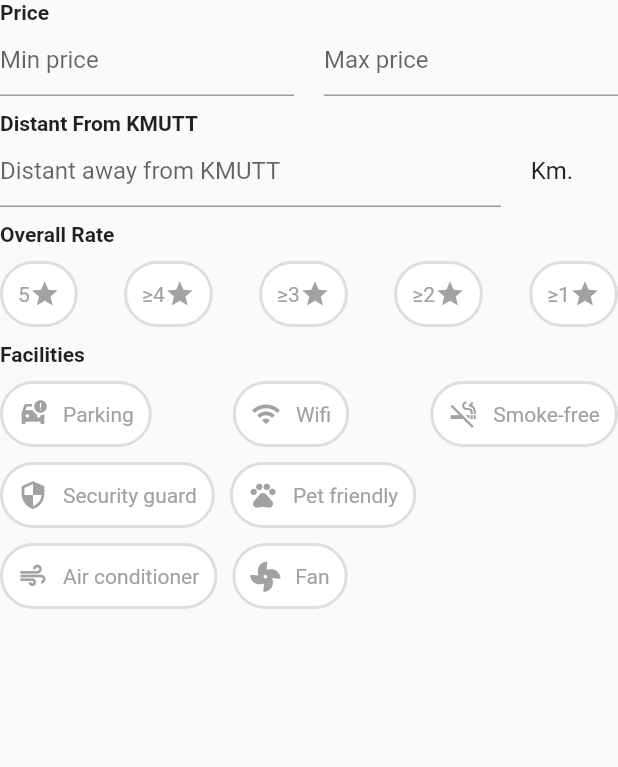
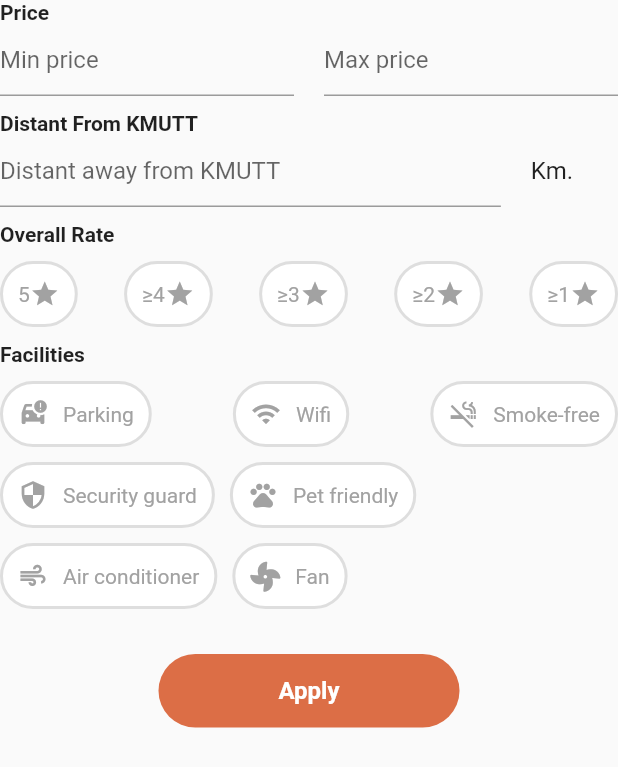
Before and after one commit to KNattawat89/ModDormy, a Flutter app: the FilterForm widget shown alone on an empty page, opened directly, on a phone screen of 412 x 824 dp. Shown: the top 767 px of the screen. Run offline on Flutter 3.47's test engine with Material 2 defaults, Android fonts, the phone set to English and light mode, and no system bars; our stand-ins replace dio, firebase_auth, firebase_core, flutter_rating_bar, fluttericon, image_picker; missing offline and left inert: flutter_platform_alert; accounts and stored records are empty; network calls fail.

```diff
--- /dev/null
+++ b/lib/models/FilterController.dart
@@ -0,0 +1,22 @@
+import 'package:flutter/material.dart';
+
+class FilterTextEditingController {
+  final TextEditingController minPriceController = TextEditingController();
+  final TextEditingController maxPriceController = TextEditingController();
+  final TextEditingController distantController = TextEditingController();
+
+  String get firstName => minPriceController.text;
+  set firstName(String value) => minPriceController.text = value;
+
+  String get distant => distantController.text;
+  set distant(String value) => distantController.text = value;
+
+  String get lastName => maxPriceController.text;
+  set lastName(String value) => maxPriceController.text = value;
+
+  void dispose() {
+    minPriceController.dispose();
+    maxPriceController.dispose();
+    distantController.dispose();
+  }
+}
--- /dev/null
+++ b/lib/models/filter_item.dart
@@ -0,0 +1,16 @@
+import 'package:flutter/material.dart';
+
+class FilterItem {
+  int minPrice;
+  int maxPrice;
+  double distant;
+  String overallRating;
+  List<String> facilities;
+  FilterItem({
+    required this.minPrice,
+    required this.maxPrice,
+    required this.distant,
+    required this.overallRating,
+    required this.facilities
+});
+}
--- a/lib/widgets/filter_form.dart
+++ b/lib/widgets/filter_form.dart
@@ -1,4 +1,6 @@
 import 'package:flutter/material.dart';
+import 'package:moddormy_flutter/models/FilterController.dart';
+import 'package:moddormy_flutter/models/filter_item.dart';
 import 'package:moddormy_flutter/widgets/CustomTextFormField.dart';
 import 'package:moddormy_flutter/widgets/filter_facility.dart';
 import 'package:moddormy_flutter/widgets/rate_in_filter.dart';
@@ -15,8 +17,13 @@ class FilterForm extends StatefulWidget {
 
 class _FilterFormState extends State<FilterForm> {
   final _formKey = GlobalKey<FormState>();
+  final FilterTextEditingController controller = FilterTextEditingController();
+  List<String> facilities = [];
+  String rating = '';
   bool rate = false;
   bool isSelect = false;
+  FilterItem filterItem = FilterItem(
+      minPrice: 0, maxPrice: 0, distant: 0, overallRating: "0", facilities: []);
 
   void selectRate() {
     setState(() {
@@ -31,8 +38,15 @@ class _FilterFormState extends State<FilterForm> {
   }
 
   @override
+  void dispose() {
+    controller.dispose();
+    super.dispose();
+  }
+
+  @override
   Widget build(BuildContext context) {
     return Form(
+        key: _formKey,
         child: Column(
           mainAxisAlignment: MainAxisAlignment.start,
           children: [
@@ -43,11 +57,52 @@ class _FilterFormState extends State<FilterForm> {
                 headlineFilter("Price"),
                 Row(
                   children: [
-                  Expanded(child: customTextFormFieldMinMaxPrice("Min price")),
+                    Expanded(
+                        child: TextFormField(
+                      controller: controller.minPriceController,
+                      validator: (value) {
+                        if (value == null ||
+                            value.isEmpty ||
+                            !RegExp(r'^[0-9]+$').hasMatch(value)) {
+                          return 'Enter only number';
+                        } else {
+                          return null;
+                        }
+                      },
+                      cursorColor: const Color(0xFFDC6E46),
+                      decoration: const InputDecoration(
+                        focusedBorder: UnderlineInputBorder(
+                          borderSide: BorderSide(color: Color(0xFFDC6E46)),
+                        ),
+                        hintText: "Min price",
+                      ),
+                    )),
                     const SizedBox(
                       width: 20,
                     ),
-                  Expanded(child: customTextFormFieldMinMaxPrice("Max price"))
+                    // อย่าลืม validate ให้ max มีค่า >=min
+                    Expanded(
+                        child: TextFormField(
+                      controller: controller.maxPriceController,
+                      validator: (value) {
+                        if (value == null ||
+                            value.isEmpty ||
+                            !RegExp(r'^[0-9]+$').hasMatch(value)) {
+                          return 'Enter only number';
+                        } else if (int.parse(value) < int.parse(controller.minPriceController.text)) {
+                          return 'Max price > min price';
+                        }else {
+                          return null;
+                        }
+                      },
+                      cursorColor: const Color(0xFFDC6E46),
+                      decoration: const InputDecoration(
+                        focusedBorder: UnderlineInputBorder(
+                          borderSide: BorderSide(color: Color(0xFFDC6E46)),
+                        ),
+                        hintText: "Max price",
+                      ),
+                    ))
                   ],
                 )
               ],
@@ -61,11 +116,15 @@ class _FilterFormState extends State<FilterForm> {
                 headlineFilter("Distant From KMUTT"),
                 Row(
                   children: [
-                  Expanded(child: TextFormField(
-                    validator: (value){
-                      if(value == null || value.isEmpty || !RegExp(r'^[0-9][.]?[0-9]$').hasMatch(value)){
+                    Expanded(
+                      child: TextFormField(
+                        controller: controller.distantController,
+                        validator: (value) {
+                          if (value == null ||
+                              value.isEmpty ||
+                              !RegExp(r'^\d+(\.\d+)?$').hasMatch(value)) {
                             return 'Enter only number';
-                      }else {
+                          } else {
                             return null;
                           }
                         },
@@ -76,15 +135,25 @@ class _FilterFormState extends State<FilterForm> {
                           ),
                           hintText: "Distant away from KMUTT",
                         ),
-                  ),),
-                  const SizedBox(width: 20,),
-                  const Text("Km.",style: TextStyle(fontSize: 16),),
-                  const SizedBox(width: 30,),
+                      ),
+                    ),
+                    const SizedBox(
+                      width: 20,
+                    ),
+                    const Text(
+                      "Km.",
+                      style: TextStyle(fontSize: 16),
+                    ),
+                    const SizedBox(
+                      width: 30,
+                    ),
                   ],
                 )
               ],
             ),
-          const SizedBox(height: 10,),
+            const SizedBox(
+              height: 10,
+            ),
             Column(
               crossAxisAlignment: CrossAxisAlignment.start,
               children: [
@@ -120,7 +189,8 @@ class _FilterFormState extends State<FilterForm> {
                   children: [
                     GestureDetector(
                       onTap: selectFaci,
-                    child: filterFacility(isSelect, "Parking", Icons.car_crash),
+                      child:
+                          filterFacility(isSelect, "Parking", Icons.car_crash),
                     ),
                     GestureDetector(
                       onTap: selectFaci,
@@ -149,7 +219,8 @@ class _FilterFormState extends State<FilterForm> {
                     ),
                     GestureDetector(
                       onTap: selectFaci,
-                    child: filterFacility(isSelect, "Pet friendly", Icons.pets),
+                      child:
+                          filterFacility(isSelect, "Pet friendly", Icons.pets),
                     ),
                   ],
                 ),
@@ -174,9 +245,37 @@ class _FilterFormState extends State<FilterForm> {
                   ],
                 ),
               ],
+            ),
+            const SizedBox(
+              height: 30,
+            ),
+            GestureDetector(
+              onTap: () {
+                if (_formKey.currentState!.validate()) {
+                  print("Hello");
+                // print('min price ${controller.minPriceController.text}');
+                // print('max price ${controller.maxPriceController}');
+                // print('distant ${controller.distantController}');
+                  Navigator.pop(context);
+                }
+
+              },
+              child: Container(
+                padding:
+                    const EdgeInsets.symmetric(vertical: 15, horizontal: 80),
+                decoration: BoxDecoration(
+                    color: const Color(0xFFDC6E46),
+                    borderRadius: BorderRadius.circular(30)),
+                child: const Text(
+                  "Apply",
+                  style: TextStyle(
+                      fontSize: 16,
+                      color: Colors.white,
+                      fontWeight: FontWeight.bold),
+                ),
+              ),
             )
           ],
-      ),
-    );
+        ));
   }
 }
```
Also changed, not shown: lib/widgets/search_bar.dart (+1 -24 lines). Lines whose indentation alone changed are shown as unchanged.
